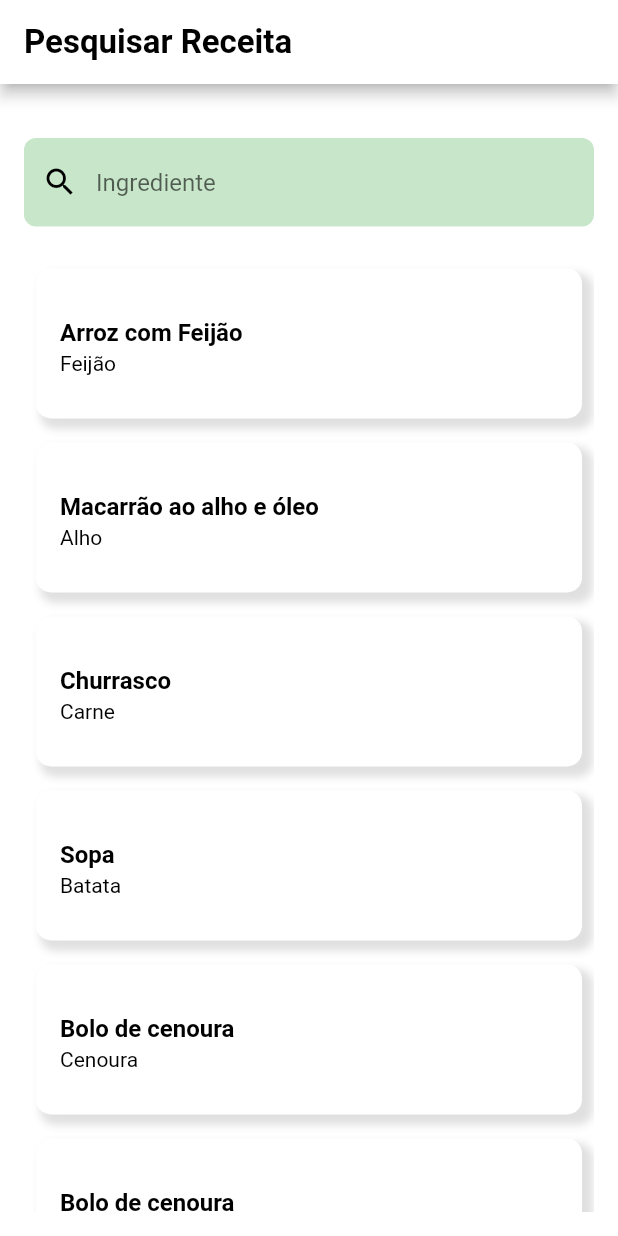
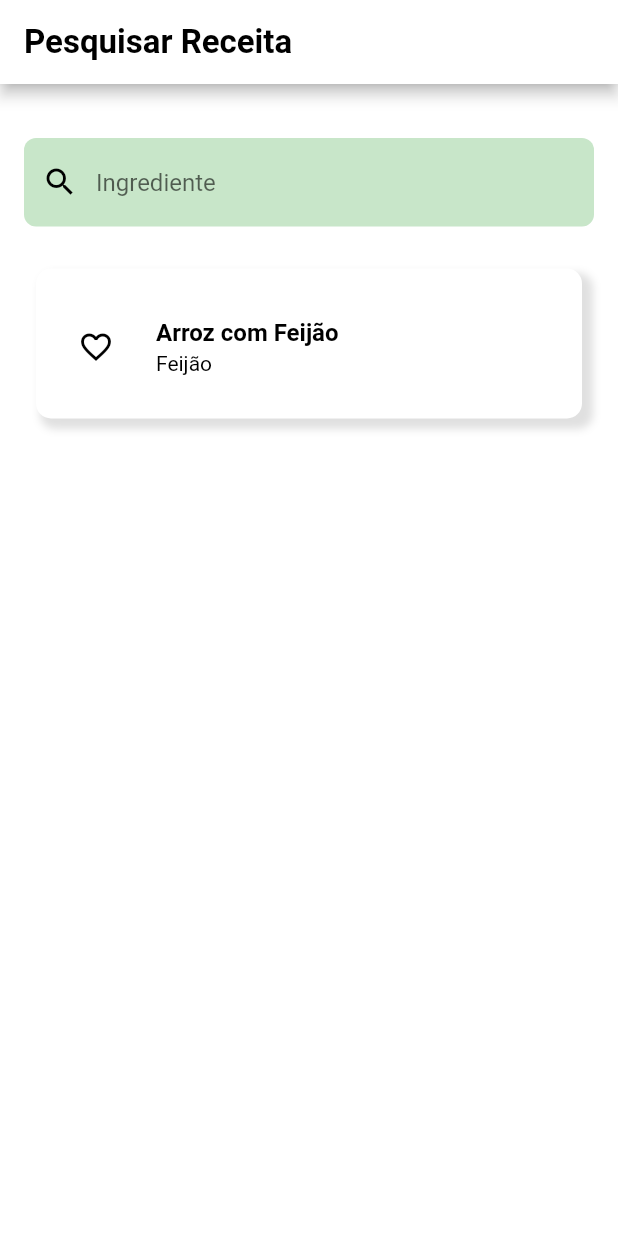
Before and after one commit to AmarildoZoletJunior/PiattoProject, a Flutter app: the principalPesquisa screen opened directly, on a phone screen of 412 x 824 dp. Run offline on Flutter 3.47's test engine with Material 2 defaults, Android fonts, the phone set to English and light mode, and no system bars; our stand-ins replace google_fonts; missing offline and left inert: flutter_multi_select_items; Roboto replaces fonts that are missing (Italiana).

Commit message:
att 18/11

```diff
--- a/lib/principal_pesquisa.dart
+++ b/lib/principal_pesquisa.dart
@@ -14,30 +14,6 @@ class _principalPesquisaState extends State<principalPesquisa> {
       'Arroz com Feijão',
       'Feijão',
     ),
-    ReceitaModel(
-      'Macarrão ao alho e óleo',
-      'Alho',
-    ),
-    ReceitaModel(
-      'Churrasco',
-      'Carne',
-    ),
-    ReceitaModel(
-      'Sopa',
-      'Batata',
-    ),
-    ReceitaModel(
-      'Bolo de cenoura',
-      'Cenoura',
-    ),
-    ReceitaModel(
-      'Bolo de cenoura',
-      'Cenoura',
-    ),
-    ReceitaModel(
-      'Bolo de cenoura',
-      'Cenoura',
-    ),
   ];
 
   List<ReceitaModel> display_list = List.from(receita_list);
@@ -51,6 +27,8 @@ class _principalPesquisaState extends State<principalPesquisa> {
           .toList();
     });
   }
+
+  Color _favIconColor = Colors.black;
 
   @override
   Widget build(BuildContext context) {
@@ -136,6 +114,21 @@ class _principalPesquisaState extends State<principalPesquisa> {
                           color: Colors.black,
                         ),
                       ),
+                      leading: IconButton(
+                        icon: Icon(
+                          Icons.favorite_border,
+                          color: _favIconColor,
+                        ),
+                        onPressed: () {
+                          setState(() {
+                            if(_favIconColor == Colors.black){
+                              _favIconColor = Colors.red;
+                            }else{
+                              _favIconColor = Colors.black;
+                            }
+                          });
+                        },
+                      ),
                     ),
                   ),
                 ),
```
Also changed, not shown: lib/favorito.dart (+17 -0 lines), lib/minhas_receitas.dart (+7 -0 lines), lib/receita_solo.dart (+49 -29 lines), lib/tela_seleciona_ingredientes.dart (+0 -30 lines).
